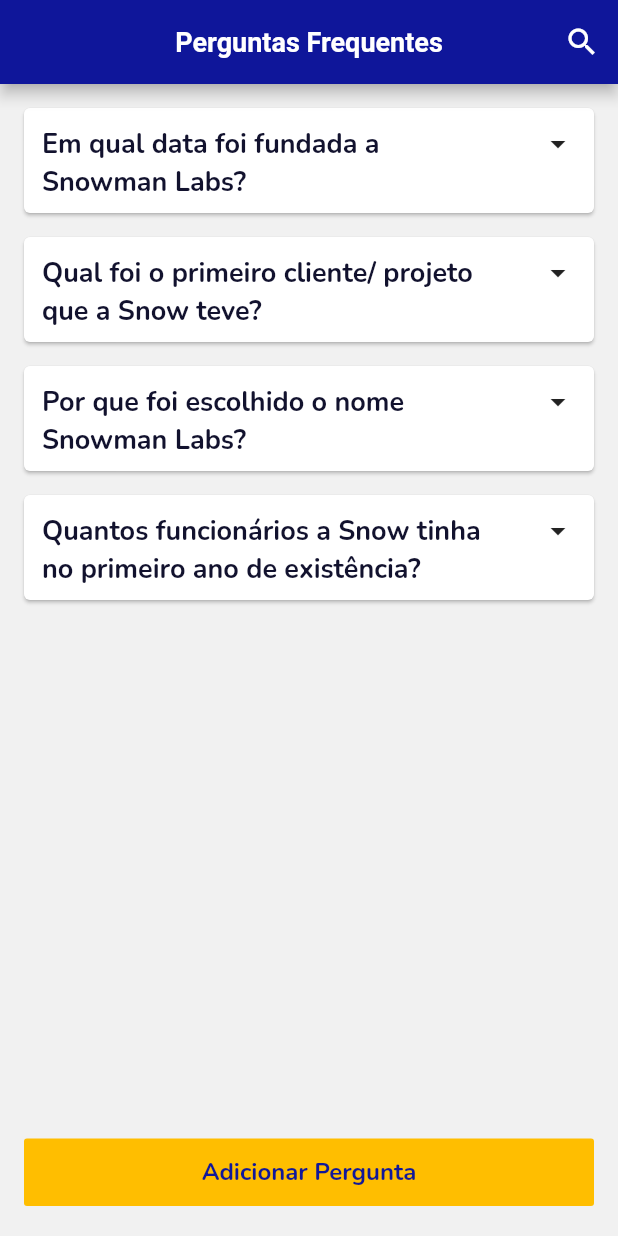
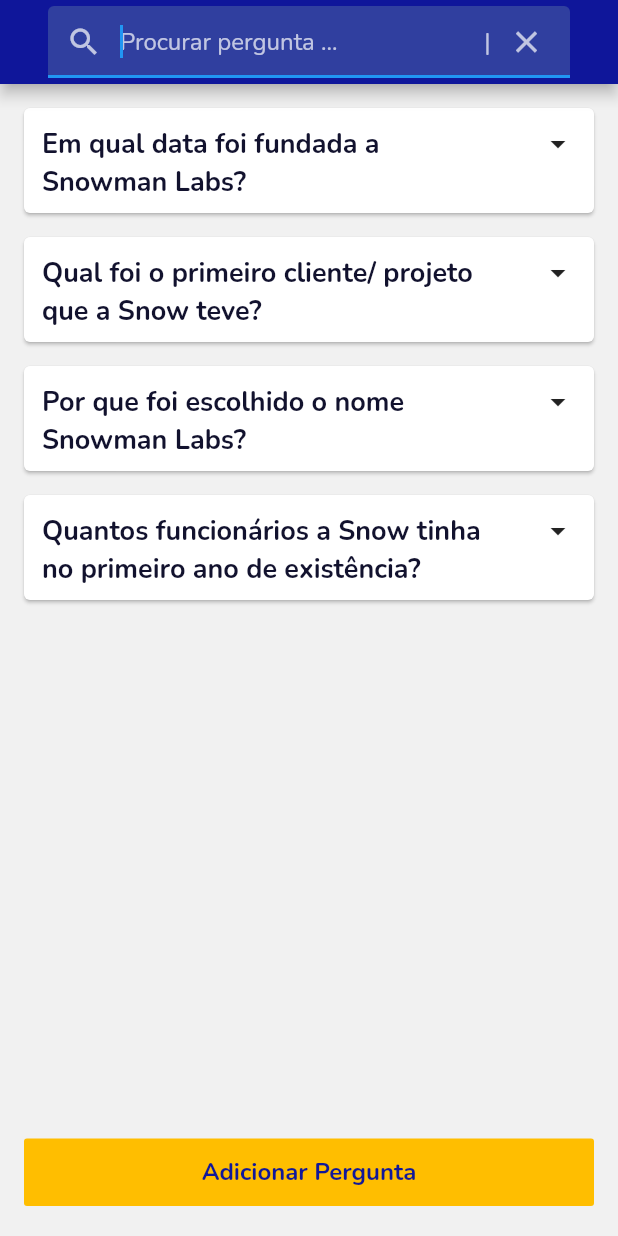
Before and after one commit to marinagosson/snowman-flutter, a Flutter app: the screen it shows after launch, after a tap on the "search" icon, on a phone screen of 412 x 824 dp. Run offline on Flutter 3.47's test engine with Material 2 defaults, Android fonts, the phone set to English and light mode, and no system bars; our stand-ins replace get_it, google_fonts, rxdart, sqflite; missing offline and left inert: custom_rounded_rectangle_border, flutter_stetho; accounts and stored records are empty.

Commit message:
construcao do search na toolbar

```diff
--- a/lib/app/features/faq/ui/faqs/faqs.page.dart
+++ b/lib/app/features/faq/ui/faqs/faqs.page.dart
@@ -2,8 +2,6 @@ import 'package:flutter/material.dart';
 import 'package:snowman/app/features/faq/ui/faqs/faqs.viewmodel.dart';
 import 'package:snowman/app/features/faq/ui/faqs/faqs.widget.dart';
 import 'package:snowman/common/di/injector_provider.dart';
-import 'package:snowman/common/values/colors.dart' as colors;
-import 'package:snowman/common/widgets/text.dart';
 
 class FAQsPage extends StatefulWidget {
   @override
@@ -25,13 +23,10 @@ class _FAQsPageState extends State<FAQsPage> with FAQsWidget {
     return Scaffold(
         key: _scaffoldKey,
         appBar: AppBar(
-          actions: [IconButton(icon: Icon(Icons.search), onPressed: () {})],
+          automaticallyImplyLeading: false,
+          actions: [buildActionsAppBar(context)],
+          title: buildTitleAppBar(context),
           centerTitle: true,
-          title: TextWidget(
-            text: "Perguntas Frequentes",
-            bold: true,
-            color: colors.textAppBarColor,
-          ),
         ),
         body: SafeArea(
           child: buildContainer(context, _scaffoldKey),
--- a/lib/app/features/faq/ui/faqs/faqs.viewmodel.dart
+++ b/lib/app/features/faq/ui/faqs/faqs.viewmodel.dart
@@ -1,3 +1,6 @@
+import 'dart:async';
+
+import 'package:flutter/material.dart';
 import 'package:rxdart/rxdart.dart';
 import 'package:snowman/app/features/faq/data/faq.repository.dart';
 import 'package:snowman/app/features/faq/domain/faq.dart';
@@ -6,10 +9,25 @@ import 'package:snowman/common/base/base_viewmodel.dart';
 class FAQSViewModel extends BaseViewModel {
   FAQRepository repository = FAQRepository();
 
+  TextEditingController searchQueryController = TextEditingController();
+
+  final _toolbarSearch = StreamController.broadcast();
+  Stream get toolbarSearch => _toolbarSearch.stream;
+
   final streamExpandedList = PublishSubject();
   final streamListFAQs = PublishSubject<List<FAQ>>();
 
   List<FAQ> faqs = [];
+
+  setQuerySearch(String query) {}
+
+  startedSearch() {
+    _toolbarSearch.add(true);
+  }
+
+  stopSearch() {
+    _toolbarSearch.add(false);
+  }
 
   getAllFAQs() async {
     setLoading(true);
--- a/lib/app/features/faq/ui/faqs/faqs.widget.dart
+++ b/lib/app/features/faq/ui/faqs/faqs.widget.dart
@@ -4,6 +4,8 @@ import 'package:snowman/app/features/faq/ui/faqs/components/item_list.dart';
 import 'package:snowman/app/features/faq/ui/faqs/faqs.viewmodel.dart';
 import 'package:snowman/app/features/faq/ui/new-faq/newfaq.page.dart';
 import 'package:snowman/common/di/injector_provider.dart';
+import 'package:snowman/common/values/colors.dart' as colors;
+import 'package:snowman/common/values/colors.dart';
 import 'package:snowman/common/widgets/button.dart';
 import 'package:snowman/common/widgets/text.dart';
 
@@ -66,4 +68,111 @@ class FAQsWidget {
       ),
     );
   }
+
+  StreamBuilder buildActionsAppBar(BuildContext context) {
+    return StreamBuilder(
+        stream: vm.toolbarSearch,
+        builder: (context, snapshot) {
+          bool isVisibleSearch = false;
+          if (snapshot.hasData) isVisibleSearch = snapshot.data;
+
+          if (isVisibleSearch) {
+            return SizedBox(width: 32);
+          }
+
+          return IconButton(
+            icon: const Icon(Icons.search, color: Colors.white),
+            onPressed: () => vm.startedSearch(),
+          );
+        });
+  }
+
+  StreamBuilder buildTitleAppBar(BuildContext context) {
+    return StreamBuilder(
+        stream: vm.toolbarSearch,
+        builder: (context, snapshot) {
+          bool isVisibleSearch = false;
+          if (snapshot.hasData && snapshot.data)
+            isVisibleSearch = snapshot.data;
+          print('visible: search');
+          return isVisibleSearch
+              ? buildSearchField(context)
+              : TextWidget(
+                  text: "Perguntas Frequentes",
+                  bold: true,
+                  color: colors.textAppBarColor,
+                );
+        });
+  }
+
+  void clearSearchQuery() {
+    vm.searchQueryController.clear();
+    vm.setQuerySearch("");
+  }
+
+  void stopSearching() {
+    vm.setQuerySearch("");
+    vm.stopSearch();
+  }
+
+  void startSearch(BuildContext context) {
+    ModalRoute.of(context)
+        .addLocalHistoryEntry(LocalHistoryEntry(onRemove: vm.stopSearch()));
+    // vm.getStartedSearch();
+  }
+
+  StreamBuilder buildLeadingAppBar(BuildContext context) {
+    return StreamBuilder(
+        stream: vm.toolbarSearch,
+        builder: (context, snapshot) {
+          bool isVisibleSearch = false;
+          if (snapshot.hasData) isVisibleSearch = snapshot.data;
+          return isVisibleSearch
+              ? buildClearSearch(context)
+              : const SizedBox.shrink();
+        });
+  }
+
+  IconButton buildClearSearch(BuildContext context) {
+    return IconButton(
+      icon: const Icon(Icons.clear),
+      onPressed: () {
+        vm.setQuerySearch("");
+        Navigator.pop(context);
+      },
+    );
+  }
+
+  buildSearchField(BuildContext context) {
+    return TextField(
+      maxLines: 1,
+      textAlign: TextAlign.start,
+      controller: vm.searchQueryController,
+      textAlignVertical: TextAlignVertical.center,
+      decoration: InputDecoration(
+          fillColor: Colors.indigo[700],
+          filled: true,
+          hintText: 'Procurar pergunta ...',
+          hintStyle: const TextStyle(color: Colors.white70),
+          suffixText: "|",
+          labelStyle: TextStyle(color: Colors.white70),
+          suffixIcon: Padding(
+            padding: const EdgeInsetsDirectional.only(end: 5),
+            child: IconButton(
+              icon: Icon(Icons.close),
+              color: Colors.white70,
+              onPressed: () => stopSearching(),
+            ),
+          ),
+          prefixIcon: Padding(
+            padding: const EdgeInsetsDirectional.only(start: 10, end: 10),
+            child: Icon(
+              Icons.search,
+              color: Colors.white70,
+            ),
+          )),
+      autofocus: true,
+      onChanged: (text) => vm.setQuerySearch(text),
+    );
+  }
 }
```
